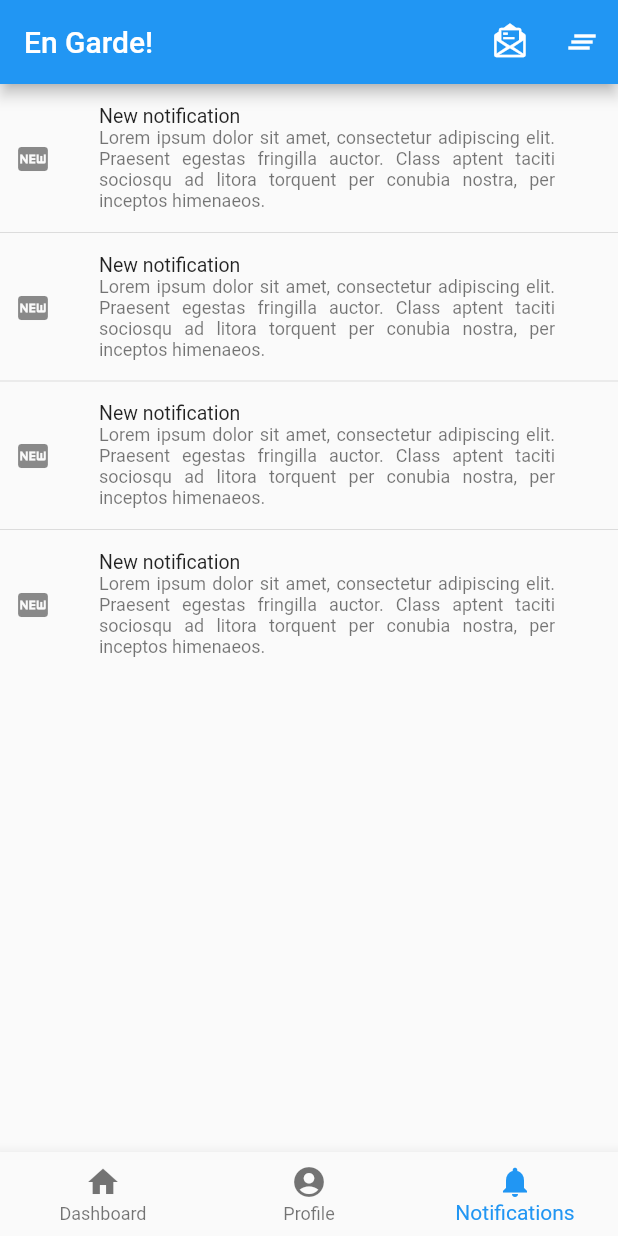
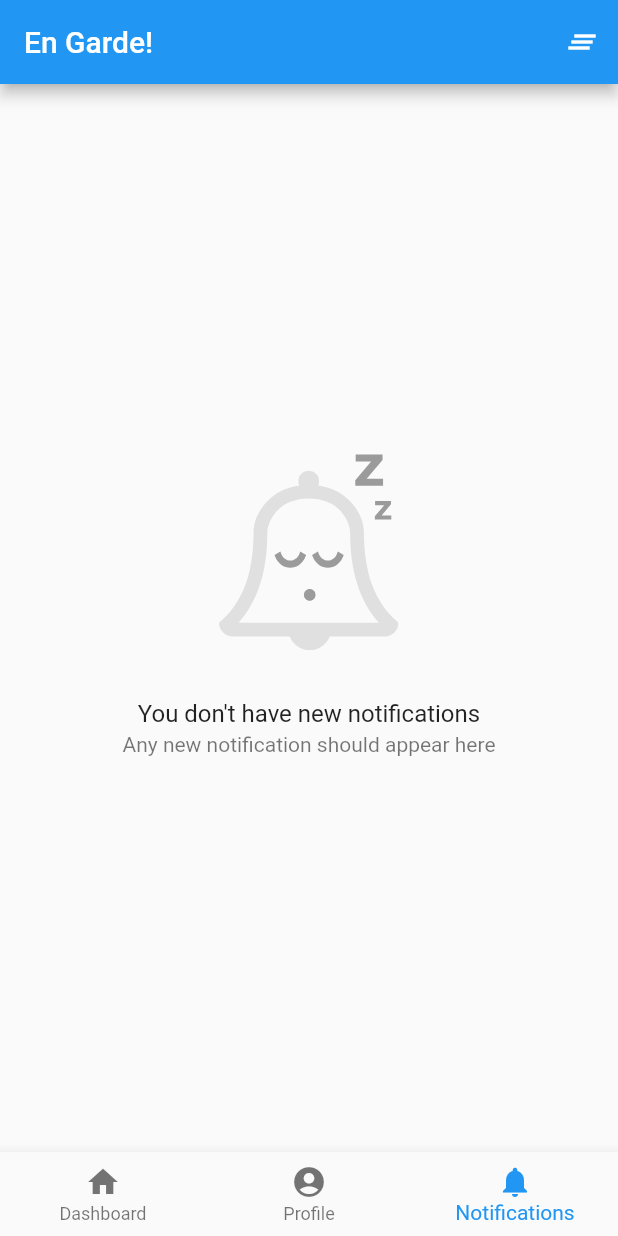
Before and after one commit to igomezal/en_garde, a Flutter app: the screen it shows once a user with an empty profile is signed in, item 3 of the bottom bar chosen, after a tap on the "clear all" icon, on a phone screen of 412 x 824 dp. Run offline on Flutter 3.47's test engine with Material 2 defaults, Android fonts, the phone set to English and light mode, and no system bars; our stand-ins replace cloud_firestore, cloud_functions, firebase_analytics, firebase_auth, firebase_core, firebase_messaging and 5 more; missing offline and left inert: phone_number; accounts and stored records are empty; generated files the repository leaves out were written again.

Commit message:
feat: provide a way to review notifications

```diff
--- a/lib/main.dart
+++ b/lib/main.dart
@@ -1,5 +1,7 @@
 import 'package:en_garde/models/DatabaseService.dart';
 import 'package:en_garde/models/EnGardeModel.dart';
+import 'package:en_garde/models/NotificationStored.dart';
+import 'package:en_garde/models/NotificationsDatabase.dart';
 import 'package:en_garde/views/BasicStates.dart';
 import 'package:en_garde/views/HomePage.dart';
 import 'package:firebase_analytics/firebase_analytics.dart';
@@ -14,20 +16,32 @@ void main() {
   runApp(MultiProvider(
     providers: [
       ChangeNotifierProvider(create: (context) => EnGardeModel()),
-      StreamProvider<User>(create: (_) => FirebaseAuth.instance.authStateChanges()),
+      StreamProvider<User>(
+          create: (_) => FirebaseAuth.instance.authStateChanges()),
+      StreamProvider<List<NotificationStored>>(
+          create: (_) => NotificationsDatabase().notifications, initialData: []),
       Provider(create: (_) => DatabaseService()),
     ],
     child: MyApp(),
   ));
 }
 
+class MyApp extends StatefulWidget {
+  @override
+  State<StatefulWidget> createState() => _MyApp();
+}
 
-
-class MyApp extends StatelessWidget {
+class _MyApp extends State<MyApp> {
   final Future<FirebaseApp> _initialization = Firebase.initializeApp();
   static FirebaseAnalytics analytics = FirebaseAnalytics();
   static FirebaseAnalyticsObserver observer =
       FirebaseAnalyticsObserver(analytics: analytics);
+
+  @override
+  void dispose() {
+    NotificationsDatabase().closeStream();
+    super.dispose();
+  }
 
   @override
   Widget build(BuildContext context) {
--- a/lib/models/DatabaseService.dart
+++ b/lib/models/DatabaseService.dart
@@ -1,6 +1,6 @@
 import 'package:cloud_firestore/cloud_firestore.dart';
 
-import 'UserFromFireStore.dart';
+import 'package:en_garde/models/UserFromFireStore.dart';
 
 class DatabaseService {
   final FirebaseFirestore _db = FirebaseFirestore.instance;
@@ -36,6 +36,10 @@ class DatabaseService {
     _db.doc('users/$id').update({'telephone': telephone});
   }
 
+  void changeNotificationToken(String id, String token) {
+    _db.doc('users/$id').update({'notificationToken': token});
+  }
+
   factory DatabaseService() {
     return _service;
   }
--- /dev/null
+++ b/lib/models/NotificationStored.dart
@@ -0,0 +1,17 @@
+class NotificationStored {
+  final int id;
+  final String title;
+  final String body;
+  final String timestamp;
+
+  NotificationStored({this.id, this.title, this.body, this.timestamp});
+
+  Map<String, dynamic> toMap() {
+    return {
+      'id': id,
+      'title': title,
+      'body': body,
+      'timestamp': timestamp,
+    };
+  }
+}
--- /dev/null
+++ b/lib/models/NotificationsDatabase.dart
@@ -0,0 +1,80 @@
+import 'dart:async';
+import 'package:path/path.dart';
+import 'package:sqflite/sqflite.dart';
+import 'package:en_garde/models/NotificationStored.dart';
+
+class NotificationsDatabase {
+  static final NotificationsDatabase _singleton = NotificationsDatabase._internal();
+
+  NotificationsDatabase._internal() {
+    _initializeNotificationsDatabase();
+  }
+
+  factory NotificationsDatabase() {
+    return _singleton;
+  }
+
+  final _notificationsController = StreamController<List<NotificationStored>>.broadcast();
+  StreamSink<List<NotificationStored>> get _inNotifications => _notificationsController.sink;
+  Stream<List<NotificationStored>> get notifications => _notificationsController.stream;
+
+  Future<Database> _database;
+
+  void _initializeNotificationsDatabase() async {
+    _database = openDatabase(
+      join(await getDatabasesPath(), 'notifications_database.db'),
+      onCreate: (db, version) {
+        return db.execute(
+            "CREATE TABLE notifications(id INTEGER PRIMARY KEY, title TEXT, body TEXT, timestamp TEXT)");
+      },
+      version: 1,
+    );
+
+    getNotifications();
+  }
+
+  void addNotification(NotificationStored notification) async {
+    final Database db = await _database;
+    await db.insert('notifications', notification.toMap(), conflictAlgorithm: ConflictAlgorithm.replace);
+
+    getNotifications();
+  }
+
+  void deleteNotification(int id) async {
+    final Database db = await _database;
+    await db.delete('notifications', where: 'id = ?', whereArgs: [id]);
+
+    getNotifications();
+  }
+
+  void clearNotifications() async {
+    final Database db = await _database;
+    db.delete('notifications');
+
+    getNotifications();
+  }
+
+  void getNotifications() async {
+    // Get a reference to the database.
+    final Database db = await _database;
+
+    // Query the table for all The Dogs.
+    final List<Map<String, dynamic>> maps = await db.query('notifications');
+
+    // Convert the List<Map<String, dynamic> into a List<Dog>.
+    List<NotificationStored> notifications = List.generate(maps.length, (i) {
+      return NotificationStored(
+        id: maps[i]['id'],
+        title: maps[i]['title'],
+        body: maps[i]['body'],
+        timestamp: maps[i]['timestamp'],
+      );
+    });
+
+    _inNotifications.add(notifications);
+  }
+
+  void closeStream() {
+    _notificationsController.close();
+  }
+}
--- /dev/null
+++ b/lib/models/PushNotifications.dart
@@ -0,0 +1,60 @@
+import 'package:en_garde/models/DatabaseService.dart';
+import 'package:en_garde/models/NotificationStored.dart';
+import 'package:en_garde/models/NotificationsDatabase.dart';
+import 'package:firebase_messaging/firebase_messaging.dart';
+import 'package:flutter/material.dart';
+
+Future<dynamic> myBackgroundMessageHandler(Map<String, dynamic> message) async {
+  if (message.containsKey('data')) {
+    // Handle data message
+    final dynamic data = message['data'];
+  }
+
+  if (message.containsKey('notification')) {
+    // Handle notification message
+    final dynamic notification = message['notification'];
+  }
+  print(message);
+  // Or do other work.
+}
+
+class PushNotificationsManager {
+  PushNotificationsManager._();
+
+  factory PushNotificationsManager() => _instance;
+
+  static final PushNotificationsManager _instance =
+      PushNotificationsManager._();
+
+  final FirebaseMessaging _firebaseMessaging = FirebaseMessaging();
+  bool _initialized = false;
+
+  Future<void> init(String uid, BuildContext context) async {
+    if (!_initialized) {
+      await _firebaseMessaging.requestNotificationPermissions();
+      _firebaseMessaging.configure(
+        onMessage: (Map<String, dynamic> message) async {
+          print("onMessage: $message");
+          NotificationsDatabase().addNotification(NotificationStored(title: message['data']['title'], body: message['data']['body'], timestamp: message['data']['timestamp']));
+        },
+        onLaunch: (Map<String, dynamic> message) async {
+          print("onLaunch: $message");
+          NotificationsDatabase().addNotification(NotificationStored(title: message['data']['title'], body: message['data']['body'], timestamp: message['data']['timestamp']));
+        },
+        onResume: (Map<String, dynamic> message) async {
+          print("onResume: $message");
+          NotificationsDatabase().addNotification(NotificationStored(title: message['data']['title'], body: message['data']['body'], timestamp: message['data']['timestamp']));
+        },
+        onBackgroundMessage: myBackgroundMessageHandler,
+      );
+
+      _initialized = true;
+
+      String token = await _firebaseMessaging.getToken();
+
+      if (token != null) {
+        DatabaseService().changeNotificationToken(uid, token);
+      }
+    }
+  }
+}
--- a/lib/views/HomePage.dart
+++ b/lib/views/HomePage.dart
@@ -1,5 +1,8 @@
 import 'dart:collection';
 import 'package:en_garde/models/DatabaseService.dart';
+import 'package:en_garde/models/NotificationStored.dart';
+import 'package:en_garde/models/NotificationsDatabase.dart';
+import 'package:en_garde/models/PushNotifications.dart';
 import 'package:en_garde/models/UserFromFireStore.dart';
 import 'package:en_garde/widgets/TelephoneAlert.dart';
 import 'package:firebase_auth/firebase_auth.dart';
@@ -36,14 +39,11 @@ class _HomePageState extends State<HomePage> {
   final int _notificationIndex = 2;
   final List<Widget> _notificationActions = [
     IconButton(
-      icon: Icon(EnGarde.mail_read),
-      tooltip: 'Mark all notifications as read',
-      onPressed: () {},
-    ),
-    IconButton(
       icon: Icon(Icons.clear_all),
       tooltip: 'Clear all notifications',
-      onPressed: () {},
+      onPressed: () {
+        NotificationsDatabase().clearNotifications();
+      },
     ),
   ];
 
@@ -71,6 +71,7 @@ class _HomePageState extends State<HomePage> {
         setState(() {
           _authenticated = user;
         });
+        PushNotificationsManager().init(user.uid, this.context);
       }
     });
     super.initState();
@@ -111,7 +112,9 @@ class _HomePageState extends State<HomePage> {
             : AuthPage(),
       ),
       bottomNavigationBar: _authenticated != null
-          ? BottomNavigationBar(
+          ? Consumer<List<NotificationStored>>(
+              builder: (context, notifications, child) {
+                return BottomNavigationBar(
                   items: [
                     BottomNavigationBarItem(
                         icon: Icon(Icons.home), title: Text(_sectionsApp[0])),
@@ -119,7 +122,29 @@ class _HomePageState extends State<HomePage> {
                         icon: Icon(Icons.account_circle),
                         title: Text(_sectionsApp[1])),
                     BottomNavigationBarItem(
-                    icon: Icon(Icons.notifications),
+                        icon: Stack(
+                          children: [
+                            Icon(Icons.notifications),
+                            if(notifications.length > 0) Positioned(
+                              right: 0,
+                              child: Container(
+                                padding: EdgeInsets.all(1),
+                                decoration: BoxDecoration(
+                                  color: Colors.red,
+                                  borderRadius: BorderRadius.circular(6),
+                                ),
+                                constraints:
+                                    BoxConstraints(minHeight: 12, minWidth: 12),
+                                child: Text(
+                                  '${notifications.length}',
+                                  style: TextStyle(
+                                      color: Colors.white, fontSize: 8),
+                                  textAlign: TextAlign.center,
+                                ),
+                              ),
+                            )
+                          ],
+                        ),
                         title: Text(_sectionsApp[2]))
                   ],
                   currentIndex: _selectedIndex,
@@ -133,6 +158,8 @@ class _HomePageState extends State<HomePage> {
                         print(e);
                       }
                     }
+                  },
+                );
               },
             )
           : null,
--- a/lib/views/Notifications.dart
+++ b/lib/views/Notifications.dart
@@ -1,77 +1,88 @@
+import 'package:en_garde/models/NotificationStored.dart';
+import 'package:en_garde/models/NotificationsDatabase.dart';
 import 'package:flutter/material.dart';
+import 'package:flutter_svg/flutter_svg.dart';
+import 'package:provider/provider.dart';
+import 'package:timeago/timeago.dart' as timeago;
 
-class Notification {
-  bool read;
-  String title;
-  String body;
-  String timestamp;
-
-  Notification(
-      {this.read = false,
-      this.title = '',
-      this.body = '',
-      this.timestamp = ''});
-}
-
-class Notifications extends StatefulWidget {
-  @override
-  _Notifications createState() => _Notifications();
-}
-
-class _Notifications extends State<StatefulWidget> {
-  final List<Notification> _listItems = [
-    Notification(
-        title: 'New notification',
-        body:
-            'Lorem ipsum dolor sit amet, consectetur adipiscing elit. Praesent egestas fringilla auctor. Class aptent taciti sociosqu ad litora torquent per conubia nostra, per inceptos himenaeos.'),
-    Notification(
-        title: 'New notification',
-        body:
-            'Lorem ipsum dolor sit amet, consectetur adipiscing elit. Praesent egestas fringilla auctor. Class aptent taciti sociosqu ad litora torquent per conubia nostra, per inceptos himenaeos.'),
-    Notification(
-        title: 'New notification',
-        body:
-            'Lorem ipsum dolor sit amet, consectetur adipiscing elit. Praesent egestas fringilla auctor. Class aptent taciti sociosqu ad litora torquent per conubia nostra, per inceptos himenaeos.'),
-    Notification(
-        title: 'New notification',
-        body:
-            'Lorem ipsum dolor sit amet, consectetur adipiscing elit. Praesent egestas fringilla auctor. Class aptent taciti sociosqu ad litora torquent per conubia nostra, per inceptos himenaeos.')
-  ];
+class Notifications extends StatelessWidget {
+  final emptyInbox = 'assets/EmptyInbox.svg';
 
   @override
   Widget build(BuildContext context) {
-    return Expanded(
+    return Consumer<List<NotificationStored>>(
+        builder: (context, notifications, child) {
+      final List<NotificationStored> notificationsReversed =
+          notifications.reversed.toList();
+      return notifications.length > 0
+          ? Expanded(
               child: ListView.separated(
-            itemCount: _listItems.length,
+                  itemCount: notificationsReversed.length,
                   separatorBuilder: (context, int index) => Divider(
                         height: 0.0,
                       ),
                   itemBuilder: (BuildContext context, int index) {
-              final notification = _listItems[index];
+                    final notification = notificationsReversed[index];
                     return Dismissible(
                       key: Key(notification.hashCode.toString()),
                       onDismissed: (direction) {
-                  setState(() {
-                    _listItems.removeAt(index);
-                  });
+                        NotificationsDatabase()
+                            .deleteNotification(notification.id);
                       },
                       child: ListTile(
                         contentPadding: EdgeInsets.all(10),
-                  dense: true,
-                  leading: !notification.read
-                      ? Column(
-                          mainAxisAlignment: MainAxisAlignment.center,
-                          children: [Icon(Icons.fiber_new)])
-                      : null,
-                  trailing: Text(notification.timestamp),
+                        trailing: Text(timeago.format(
+                            DateTime.fromMillisecondsSinceEpoch(
+                                int.parse(notification.timestamp)))),
                         title: Text(notification.title),
                         subtitle: Text(
                           notification.body,
                           textAlign: TextAlign.justify,
                         ),
                       ),
-                background: Container(color: Colors.red),
+                      background: Container(
+                          padding: EdgeInsets.all(10),
+                          child: Align(
+                              alignment: Alignment.centerLeft,
+                              child: Text('Delete',
+                                  style: TextStyle(
+                                    color: Colors.white,
+                                  ))),
+                          color: Colors.red),
+                      secondaryBackground: Container(
+                          padding: EdgeInsets.all(10),
+                          child: Align(
+                              alignment: Alignment.centerRight,
+                              child: Text('Delete',
+                                  style: TextStyle(
+                                    color: Colors.white,
+                                  ))),
+                          color: Colors.red),
                     );
-            }));
+                  }))
+          : Expanded(
+              child: Align(
+                  child: Column(
+              mainAxisAlignment: MainAxisAlignment.center,
+              children: [
+                SvgPicture.asset(
+                  emptyInbox,
+                  allowDrawingOutsideViewBox: true,
+                  semanticsLabel: 'No notifications',
+                ),
+                SizedBox(
+                  height: 15,
+                ),
+                ListTile(
+                    title: Center(
+                      child: Text('You don\'t have new notifications'),
+                    ),
+                    subtitle: Center(
+                      child: Text('Any new notification should appear here'),
+                    )),
+              ],
+              mainAxisSize: MainAxisSize.min,
+            )));
+    });
   }
 }
```
Also changed, not shown: lib/widgets/Availability.dart (+10 -7 lines), pubspec.yaml (+8 -0 lines), assets/EmptyInbox.svg (added), 3 other files. Lines whose indentation alone changed are shown as unchanged.
